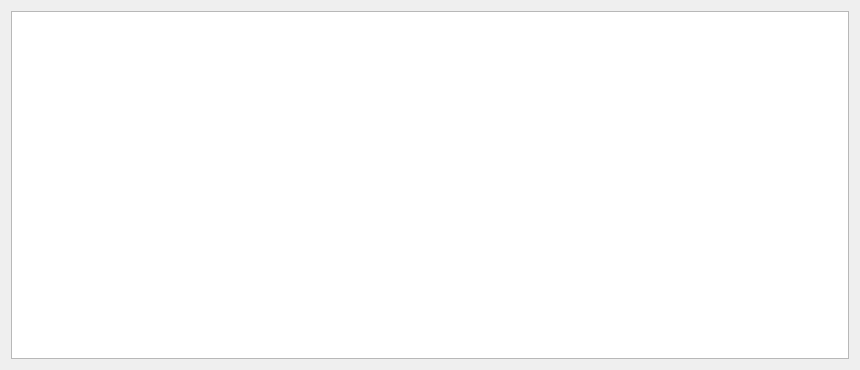
lieroz/VirusTotalClient, file client/scanstatisticsdialog.ui: the form before one commit.
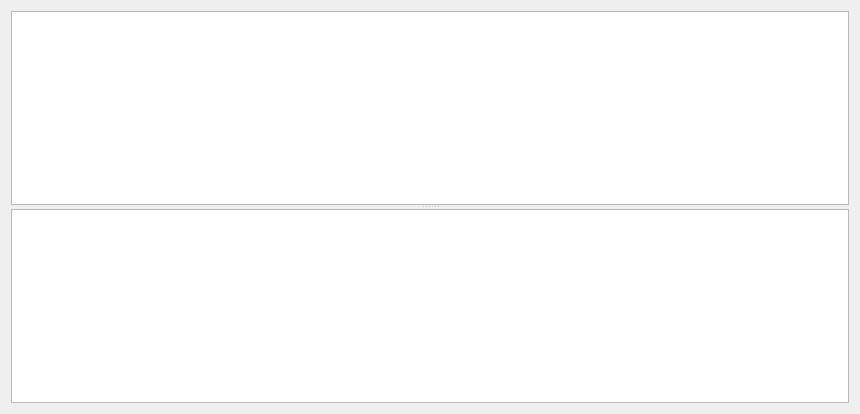
The form after the commit.

```diff
--- a/client/scanstatisticsdialog.ui
+++ b/client/scanstatisticsdialog.ui
@@ -7,7 +7,7 @@
     <x>0</x>
     <y>0</y>
     <width>860</width>
-    <height>370</height>
+    <height>414</height>
    </rect>
   </property>
   <property name="windowTitle">
@@ -15,7 +15,13 @@
   </property>
   <layout class="QVBoxLayout" name="verticalLayout">
    <item>
-    <widget class="QTableView" name="tableView"/>
+    <widget class="QSplitter" name="splitter">
+     <property name="orientation">
+      <enum>Qt::Vertical</enum>
+     </property>
+     <widget class="QListView" name="listView"/>
+     <widget class="QTableView" name="tableView"/>
+    </widget>
    </item>
   </layout>
  </widget>
```
Left out of the diff: 2 changed lines with no effect on the pictures.
